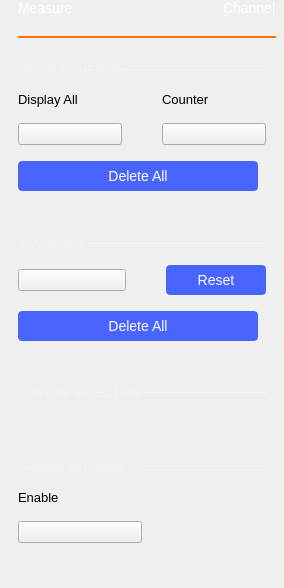
Before: the Qt Designer form ui/measure_settings.ui in analogdevicesinc/scopy, drawn with Qt 5.
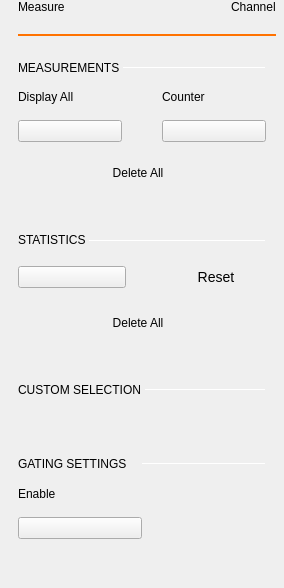
After: the same form once the commit is applied. Custom widgets are drawn as their Qt base class.

```diff
--- a/ui/measure_settings.ui
+++ b/ui/measure_settings.ui
@@ -47,11 +47,6 @@
        </property>
        <item>
         <widget class="QLabel" name="label">
-         <property name="styleSheet">
-          <string notr="true">color: white;
-font-size: 14px;
-font-weight: normal;</string>
-         </property>
          <property name="text">
           <string>Measure</string>
          </property>
@@ -72,11 +67,6 @@
        </item>
        <item>
         <widget class="QLabel" name="lblChanName">
-         <property name="styleSheet">
-          <string notr="true">color: white;
-font-size: 14px;
-font-weight: normal;</string>
-         </property>
          <property name="text">
           <string>Channel</string>
          </property>
@@ -143,9 +133,9 @@
         <property name="geometry">
          <rect>
           <x>0</x>
-          <y>-10</y>
+          <y>0</y>
           <width>252</width>
-          <height>545</height>
+          <height>563</height>
          </rect>
         </property>
         <layout class="QVBoxLayout" name="verticalLayout_3">
@@ -183,12 +173,6 @@
                <verstretch>0</verstretch>
               </sizepolicy>
              </property>
-             <property name="styleSheet">
-              <string notr="true">QLabel {
-		font-size: 12px;
-		color: rgba(255, 255, 255, 70);
-	}</string>
-             </property>
              <property name="text">
               <string>MEASUREMENTS </string>
              </property>
@@ -202,9 +186,6 @@
                <height>1</height>
               </size>
              </property>
-             <property name="styleSheet">
-              <string notr="true">border: 1px solid rgba(255, 255, 255, 70);</string>
-             </property>
              <property name="orientation">
               <enum>Qt::Horizontal</enum>
              </property>
@@ -260,9 +241,6 @@
            </property>
            <item row="0" column="1">
             <widget class="QLabel" name="label_3">
-             <property name="styleSheet">
-              <string notr="true">font-size: 13px;</string>
-             </property>
              <property name="text">
               <string>Counter</string>
              </property>
@@ -270,9 +248,6 @@
            </item>
            <item row="0" column="0">
             <widget class="QLabel" name="label_2">
-             <property name="styleSheet">
-              <string notr="true">font-size: 13px;</string>
-             </property>
              <property name="text">
               <string>Display All</string>
              </property>
@@ -305,24 +280,6 @@
   max-width: 240px;
 
   border: 0px;
-  border-radius: 4px;
-
-  background-color: #4a64ff;
-  color: #ffffff;
-
-  font-size: 14px;
-}
-
-QPushButton:pressed {
-  background-color: #2a44df;
-}
-
-QPushButton:disabled {
-  background-color:  #727273;
-}
-
-QPushButton:hover {
-         background-color: #4a34ff;
 }</string>
              </property>
              <property name="text">
@@ -360,12 +317,6 @@
                <height>0</height>
               </size>
              </property>
-             <property name="styleSheet">
-              <string notr="true">QLabel {
-		font-size: 12px;
-		color: rgba(255, 255, 255, 70);
-	}</string>
-             </property>
              <property name="text">
               <string>STATISTICS </string>
              </property>
@@ -385,9 +336,6 @@
                <height>0</height>
               </size>
              </property>
-             <property name="styleSheet">
-              <string notr="true">border: 1px solid rgba(255, 255, 255, 70);</string>
-             </property>
              <property name="orientation">
               <enum>Qt::Horizontal</enum>
              </property>
@@ -458,20 +406,8 @@
   max-width: 100px;
 
   border: 0px;
-  border-radius: 4px;
-
-  background-color: #4a64ff;
-  color: #ffffff;
 
   font-size: 14px;
-}
-
-QPushButton:pressed {
-  background-color: #2a44df;
-}
-
-QPushButton:hover {
-         background-color: #4a34ff;
 }</string>
              </property>
              <property name="text">
@@ -492,24 +428,6 @@
   max-width: 240px;
 
   border: 0px;
-  border-radius: 4px;
-
-  background-color: #4a64ff;
-  color: #ffffff;
-
-  font-size: 14px;
-}
-
-QPushButton:pressed {
-  background-color: #2a44df;
-}
-
-QPushButton:disabled {
-  background-color:  #727273;
-}
-
-QPushButton:hover {
-         background-color: #4a34ff;
 }</string>
              </property>
              <property name="text">
@@ -541,12 +459,6 @@
                <verstretch>0</verstretch>
               </sizepolicy>
              </property>
-             <property name="styleSheet">
-              <string notr="true">QLabel {
-		font-size: 12px;
-		color: rgba(255, 255, 255, 70);
-	}</string>
-             </property>
              <property name="frameShadow">
               <enum>QFrame::Sunken</enum>
              </property>
@@ -569,9 +481,6 @@
                <height>1</height>
               </size>
              </property>
-             <property name="styleSheet">
-              <string notr="true">border: 1px solid rgba(255, 255, 255, 70);</string>
-             </property>
              <property name="orientation">
               <enum>Qt::Horizontal</enum>
              </property>
@@ -650,9 +559,6 @@
                <height>1</height>
               </size>
              </property>
-             <property name="styleSheet">
-              <string notr="true">border: 1px solid rgba(255, 255, 255, 70);</string>
-             </property>
              <property name="orientation">
               <enum>Qt::Horizontal</enum>
              </property>
@@ -660,9 +566,6 @@
            </item>
            <item row="1" column="0">
             <widget class="QLabel" name="label_5">
-             <property name="styleSheet">
-              <string notr="true">font-size: 13px;</string>
-             </property>
              <property name="text">
               <string>Enable</string>
              </property>
@@ -670,12 +573,6 @@
            </item>
            <item row="0" column="0">
             <widget class="QLabel" name="label_4">
-             <property name="styleSheet">
-              <string notr="true">QLabel {
-		font-size: 12px;
-		color: rgba(255, 255, 255, 70);
-	}</string>
-             </property>
              <property name="text">
               <string>GATING SETTINGS</string>
              </property>
```
Left out of the diff: 39 changed lines with no effect on the pictures.
